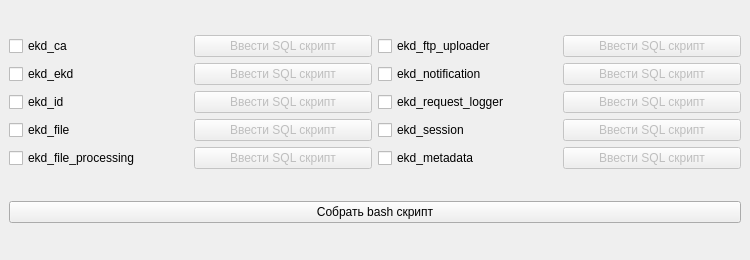
This is src/ui_designer/mainWindow.ui in gkeep/script-creator as Qt 5 draws it before an edit. The edited form follows.
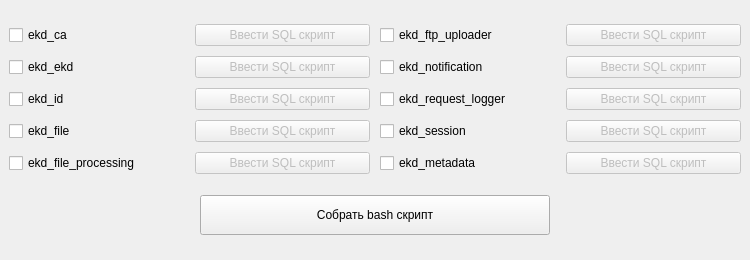
This is the edited form.

Commit message: set search_path for each db

```diff
--- a/src/ui_designer/mainWindow.ui
+++ b/src/ui_designer/mainWindow.ui
@@ -7,7 +7,7 @@
     <x>0</x>
     <y>0</y>
     <width>750</width>
-    <height>270</height>
+    <height>260</height>
    </rect>
   </property>
   <property name="sizePolicy">
@@ -35,6 +35,9 @@
    <layout class="QVBoxLayout" name="verticalLayout_3">
     <item>
      <layout class="QHBoxLayout" name="horizontalLayout">
+      <property name="spacing">
+       <number>10</number>
+      </property>
       <item>
        <layout class="QVBoxLayout" name="verticalLayout">
         <item>
@@ -257,8 +260,20 @@
     </item>
     <item>
      <layout class="QHBoxLayout" name="horizontalLayout_2">
+      <property name="spacing">
+       <number>0</number>
+      </property>
+      <property name="sizeConstraint">
+       <enum>QLayout::SetDefaultConstraint</enum>
+      </property>
       <item>
        <widget class="QPushButton" name="createScriptButton">
+        <property name="maximumSize">
+         <size>
+          <width>350</width>
+          <height>40</height>
+         </size>
+        </property>
         <property name="text">
          <string>Собрать bash скрипт</string>
         </property>
```
The commit also changes 1 other file.
